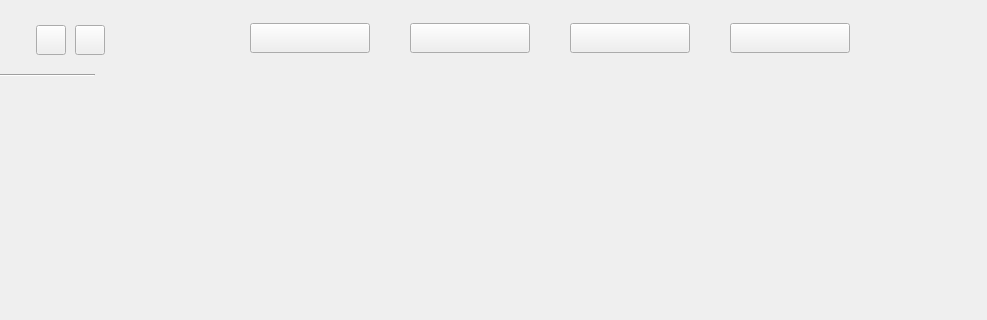
The window that widget.ui (sayazaaa/SmMed) describes before a commit, drawn with Qt 5; both pictures show x 146 to 1133 and y 0 to 320 of the 1133 by 687 pixel window.
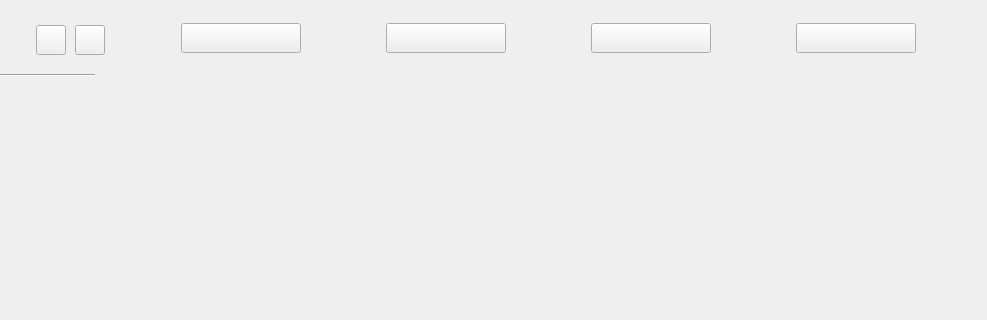
The same window after the commit. Icons and pictures are not drawn.

Diff of the .ui file:
```diff
--- a/widget.ui
+++ b/widget.ui
@@ -24,7 +24,7 @@
   </property>
   <property name="maximumSize">
    <size>
-    <width>1133</width>
+    <width>16777215</width>
     <height>16777215</height>
    </size>
   </property>
@@ -674,19 +674,6 @@
            <property name="spacing">
             <number>40</number>
            </property>
-           <item>
-            <spacer name="horizontalSpacer_8">
-             <property name="orientation">
-              <enum>Qt::Horizontal</enum>
-             </property>
-             <property name="sizeHint" stdset="0">
-              <size>
-               <width>40</width>
-               <height>20</height>
-              </size>
-             </property>
-            </spacer>
-           </item>
            <item>
             <widget class="QPushButton" name="btn_main_item_1">
              <property name="enabled">
@@ -806,19 +793,6 @@
              </property>
             </widget>
            </item>
-           <item>
-            <spacer name="horizontalSpacer_9">
-             <property name="orientation">
-              <enum>Qt::Horizontal</enum>
-             </property>
-             <property name="sizeHint" stdset="0">
-              <size>
-               <width>40</width>
-               <height>20</height>
-              </size>
-             </property>
-            </spacer>
-           </item>
           </layout>
          </item>
          <item>
```
